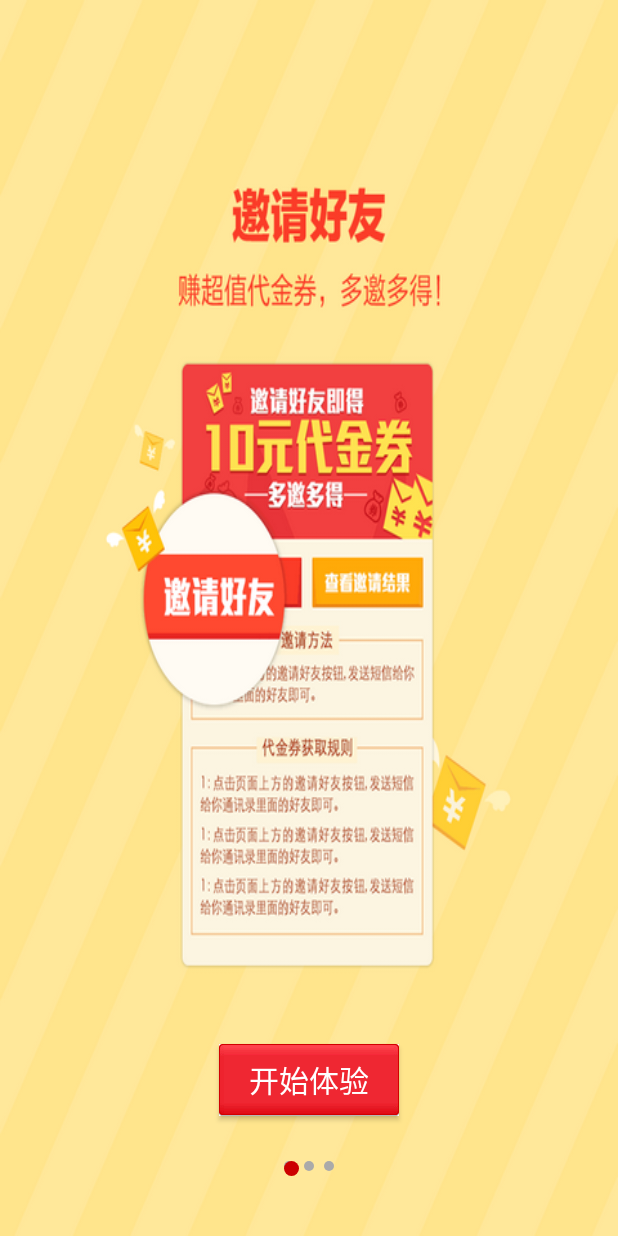
After one commit to brothelul/newsApp1, an Android app: the GuidActivity screen opened directly, with no data from a screen before it, on a phone screen of 412 x 824 dp. The commit adds this screen. Run offline under Robolectric (Android 15) with nearby library versions, the phone set to English and light mode, and no system bars.

Commit message:
add guid page, first time

```diff
--- a/app/src/main/AndroidManifest.xml
+++ b/app/src/main/AndroidManifest.xml
@@ -15,6 +15,9 @@
                 <category android:name="android.intent.category.LAUNCHER" />
             </intent-filter>
         </activity>
+        <activity android:name=".activity.GuidActivity">
+
+        </activity>
     </application>
 
 </manifest>
--- a/app/src/main/java/news/brotherlu/com/newsapp/MainActivity.java
+++ b/app/src/main/java/news/brotherlu/com/newsapp/MainActivity.java
@@ -1,5 +1,6 @@
 package news.brotherlu.com.newsapp;
 
+import android.content.Intent;
 import android.support.v7.app.AppCompatActivity;
 import android.os.Bundle;
 import android.view.animation.AlphaAnimation;
@@ -8,10 +9,14 @@ import android.view.animation.AnimationSet;
 import android.view.animation.RotateAnimation;
 import android.view.animation.ScaleAnimation;
 import android.widget.RelativeLayout;
-import android.widget.Toast;
+
+import news.brotherlu.com.newsapp.activity.GuidActivity;
+import news.brotherlu.com.newsapp.utils.CacheUtils;
 
 public class MainActivity extends AppCompatActivity {
 
+    //是否进入过主页面
+    public static final String STARTED_MAIN = "started_main";
     private RelativeLayout layout;
 
     @Override
@@ -42,16 +47,30 @@ public class MainActivity extends AppCompatActivity {
 
     class MyAnimationListener implements Animation.AnimationListener{
 
+        //动画开始前
         @Override
         public void onAnimationStart(Animation animation) {
-
         }
 
+        //动画结束
         @Override
         public void onAnimationEnd(Animation animation) {
-            Toast.makeText(MainActivity.this,"动画播放完毕",Toast.LENGTH_SHORT).show();
+            boolean hasStartedMain = CacheUtils.hasStartedMain(MainActivity.this,STARTED_MAIN);
+            //如果进入过就不再重复进入
+            if (hasStartedMain){
+
+            }else{
+                //创建intent，开启新页面
+                Intent intent = new Intent(MainActivity.this,GuidActivity.class);
+                startActivity(intent);
+            }
+
+            //关闭主页面
+            finish();
+//            Toast.makeText(MainActivity.this,"动画播放完毕",Toast.LENGTH_SHORT).show();
         }
 
+        //动画重复播放
         @Override
         public void onAnimationRepeat(Animation animation) {
 
--- /dev/null
+++ b/app/src/main/java/news/brotherlu/com/newsapp/activity/GuidActivity.java
@@ -0,0 +1,114 @@
+package news.brotherlu.com.newsapp.activity;
+
+import android.app.Activity;
+import android.os.Bundle;
+import android.support.v4.view.PagerAdapter;
+import android.support.v4.view.ViewPager;
+import android.view.View;
+import android.view.ViewGroup;
+import android.widget.Button;
+import android.widget.ImageView;
+import android.widget.LinearLayout;
+
+import java.util.ArrayList;
+import java.util.List;
+
+import news.brotherlu.com.newsapp.R;
+
+/**
+ * Created by Administrator on 2017/9/14.
+ */
+public class GuidActivity extends Activity{
+
+    private ViewPager guidPager;
+    private Button guidButton;
+    private LinearLayout pointGroup;
+    private List<ImageView> guidViews;
+
+    @Override
+    protected void onCreate(Bundle savedInstanceState) {
+        super.onCreate(savedInstanceState);
+        setContentView(R.layout.activity_guid);
+
+        initCompants();
+
+        guidPager.setAdapter(new MyPageAdapter());
+    }
+
+    //初始化各个组件
+    private void initCompants(){
+        guidPager = findViewById(R.id.viewpager);
+        guidButton = findViewById(R.id.guid_btn);
+        pointGroup = findViewById(R.id.point_group);
+        guidViews = new ArrayList<>();
+
+        int[] pointIds = new int[]{
+                R.drawable.guide_1,
+                R.drawable.guide_2,
+                R.drawable.guide_3
+        };
+
+        for(int i = 0; i < pointIds.length; i++){
+            ImageView imageView = new ImageView(this);
+            imageView.setBackgroundResource(pointIds[i]);
+            guidViews.add(imageView);
+
+            //添加点
+            ImageView point = new ImageView(this);
+            point.setBackgroundResource(R.drawable.point_gray);
+            // TODO: 2017/9/14 10为像素，即sp 不会适配屏幕，后续应当做适配
+            LinearLayout.LayoutParams params = new LinearLayout.LayoutParams(10,10);
+            //如果不是第一个则与前面一个单位距离10
+            if (i != 0){
+                params.leftMargin = 10;
+            }
+            point.setLayoutParams(params);
+
+            pointGroup.addView(point);
+        }
+    }
+
+    /**
+     * 用于展示页面
+     */
+    class MyPageAdapter extends PagerAdapter{
+
+        //返回总的页面数
+        @Override
+        public int getCount() {
+            return guidViews.size();
+        }
+
+        @Override
+        public Object instantiateItem(ViewGroup container, int position) {
+            ImageView imageView = guidViews.get(position);
+            container.addView(imageView);
+            // return position;
+            return imageView;
+        }
+
+        /**
+         *
+         * @param view
+         * @param object 来自于 instantiateItem 的返回值
+         * @return 判断是否为同一个View
+         */
+        @Override
+        public boolean isViewFromObject(View view, Object object) {
+     //       return view == guidViews.get(Integer.valueOf((String) object));
+            return view == object;
+        }
+
+        /**
+         *
+         * @param container viewPager
+         * @param position 要销毁的位置
+         * @param object 要销毁的对象
+         */
+        @Override
+        public void destroyItem(ViewGroup container, int position, Object object) {
+//            super.destroyItem(container, position, object);
+            container.removeView((View) object);
+        }
+    }
+}
--- /dev/null
+++ b/app/src/main/java/news/brotherlu/com/newsapp/utils/CacheUtils.java
@@ -0,0 +1,16 @@
+package news.brotherlu.com.newsapp.utils;
+
+import android.content.Context;
+import android.content.SharedPreferences;
+
+/**
+ * Created by Administrator on 2017/9/14.
+ */
+public class CacheUtils {
+
+    //判断用户是否进入过主页面
+    public static boolean hasStartedMain(Context context, String key) {
+        SharedPreferences sp = context.getSharedPreferences("brotherlu",Context.MODE_PRIVATE);
+        return  sp.getBoolean(key,false);
+    }
+}
--- /dev/null
+++ b/app/src/main/res/drawable/btn_backgound_selector.xml
@@ -0,0 +1,5 @@
+<?xml version="1.0" encoding="utf-8"?>
+<selector xmlns:android="http://schemas.android.com/apk/res/android">
+    <item android:state_pressed="false" android:drawable="@drawable/button_red_normal"/>
+    <item android:state_pressed="true" android:drawable="@drawable/button_red_pressed"/>
+</selector>
--- /dev/null
+++ b/app/src/main/res/drawable/btn_text_color_selector.xml
@@ -0,0 +1,5 @@
+<?xml version="1.0" encoding="utf-8"?>
+<selector xmlns:android="http://schemas.android.com/apk/res/android">
+    <item android:state_pressed="false" android:color="@android:color/white"/>
+    <item android:state_pressed="true" android:color="@android:color/black"/>
+</selector>
--- /dev/null
+++ b/app/src/main/res/drawable/point_gray.xml
@@ -0,0 +1,5 @@
+<?xml version="1.0" encoding="utf-8"?>
+<shape xmlns:android="http://schemas.android.com/apk/res/android" android:shape="oval">
+    <size android:height="10dp" android:width="10dp"/>
+    <solid android:color="@android:color/darker_gray"/>
+</shape>
--- /dev/null
+++ b/app/src/main/res/drawable/point_red.xml
@@ -0,0 +1,5 @@
+<?xml version="1.0" encoding="utf-8"?>
+<shape xmlns:android="http://schemas.android.com/apk/res/android" android:shape="oval">
+    <size android:height="10dp" android:width="10dp"/>
+    <solid android:color="@android:color/holo_red_dark"/>
+</shape>
--- /dev/null
+++ b/app/src/main/res/layout/activity_guid.xml
@@ -0,0 +1,46 @@
+<?xml version="1.0" encoding="utf-8"?>
+<RelativeLayout xmlns:android="http://schemas.android.com/apk/res/android"
+    android:id="@+id/activity_guid"
+    android:layout_width="match_parent"
+    android:layout_height="match_parent">
+
+    <android.support.v4.view.ViewPager
+        android:id="@+id/viewpager"
+        android:layout_width="match_parent"
+        android:layout_height="match_parent"/>
+
+    <Button
+        android:id="@+id/guid_btn"
+        android:text="@string/start"
+        android:textSize="20sp"
+        android:layout_alignParentBottom="true"
+        android:layout_centerHorizontal="true"
+        android:layout_marginBottom="80dp"
+        android:background="@drawable/btn_backgound_selector"
+        android:textColor="@drawable/btn_text_color_selector"
+        android:paddingLeft="20dp"
+        android:paddingRight="20dp"
+        android:layout_width="wrap_content"
+        android:layout_height="wrap_content" />
+
+    <RelativeLayout
+        android:layout_width="wrap_content"
+        android:layout_height="wrap_content"
+        android:layout_alignParentBottom="true"
+        android:layout_centerHorizontal="true"
+        android:layout_marginBottom="40dp">
+
+        <LinearLayout
+            android:id="@+id/point_group"
+            android:layout_width="wrap_content"
+            android:layout_height="wrap_content"
+            android:orientation="horizontal"
+            />
+
+        <ImageView
+            android:id="@+id/red_point"
+            android:layout_width="10dp"
+            android:layout_height="10dp"
+            android:background="@drawable/point_red"/>
+    </RelativeLayout>
+</RelativeLayout>
--- a/app/src/main/res/values/strings.xml
+++ b/app/src/main/res/values/strings.xml
@@ -1,3 +1,4 @@
 <resources>
     <string name="app_name">成都新闻</string>
+    <string name="start">开始体验</string>
 </resources>
```
Also changed, not shown: app/src/main/res/drawable-hdpi/button_red_normal.9.png (added), app/src/main/res/drawable-hdpi/button_red_pressed.9.png (added), app/src/main/res/drawable-hdpi/guide_1.png (added), app/src/main/res/drawable-hdpi/guide_2.png (added), app/src/main/res/drawable-hdpi/guide_3.png (added).
